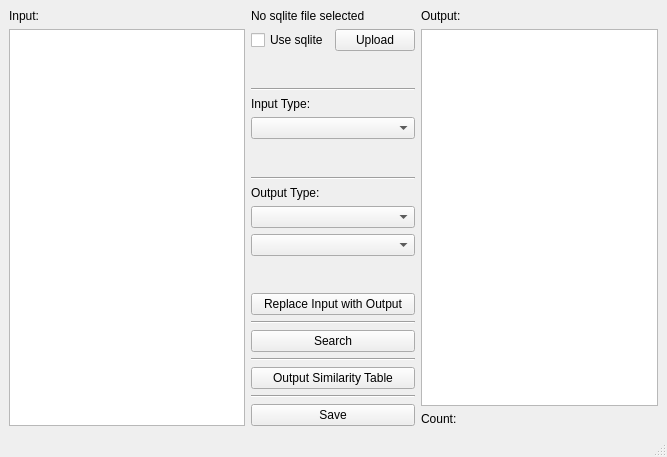
Old version of the form ui_main_window.ui in the repository Tyler-Hostetler/BioSynthNexus.
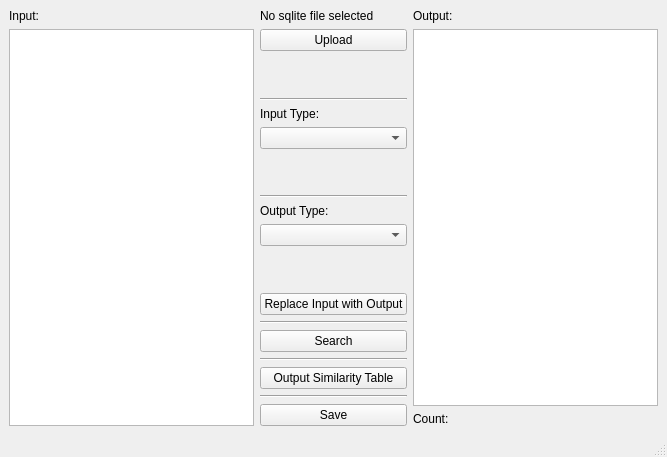
New version of the form.

Commit message: Removed unused widgets

```diff
--- a/ui_main_window.ui
+++ b/ui_main_window.ui
@@ -42,13 +42,6 @@
         </item>
         <item>
          <layout class="QHBoxLayout" name="horizontalLayout_4">
-          <item>
-           <widget class="QCheckBox" name="sql_checkbox">
-            <property name="text">
-             <string>Use sqlite</string>
-            </property>
-           </widget>
-          </item>
           <item>
            <widget class="QPushButton" name="sql_button">
             <property name="text">
@@ -118,9 +111,6 @@
         <item>
          <widget class="QComboBox" name="output_type_combobox"/>
         </item>
-        <item>
-         <widget class="QComboBox" name="output_type_extra_combobox"/>
-        </item>
         <item>
          <spacer name="verticalSpacer_4">
           <property name="orientation">
```
